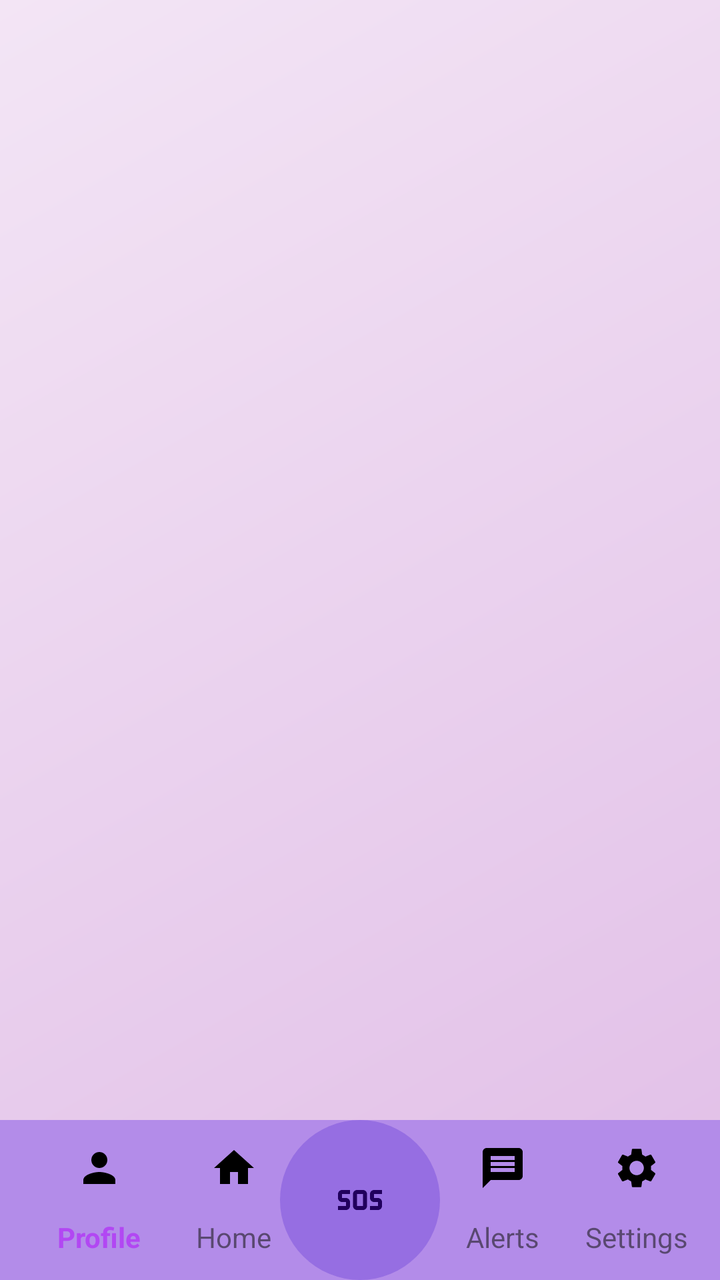
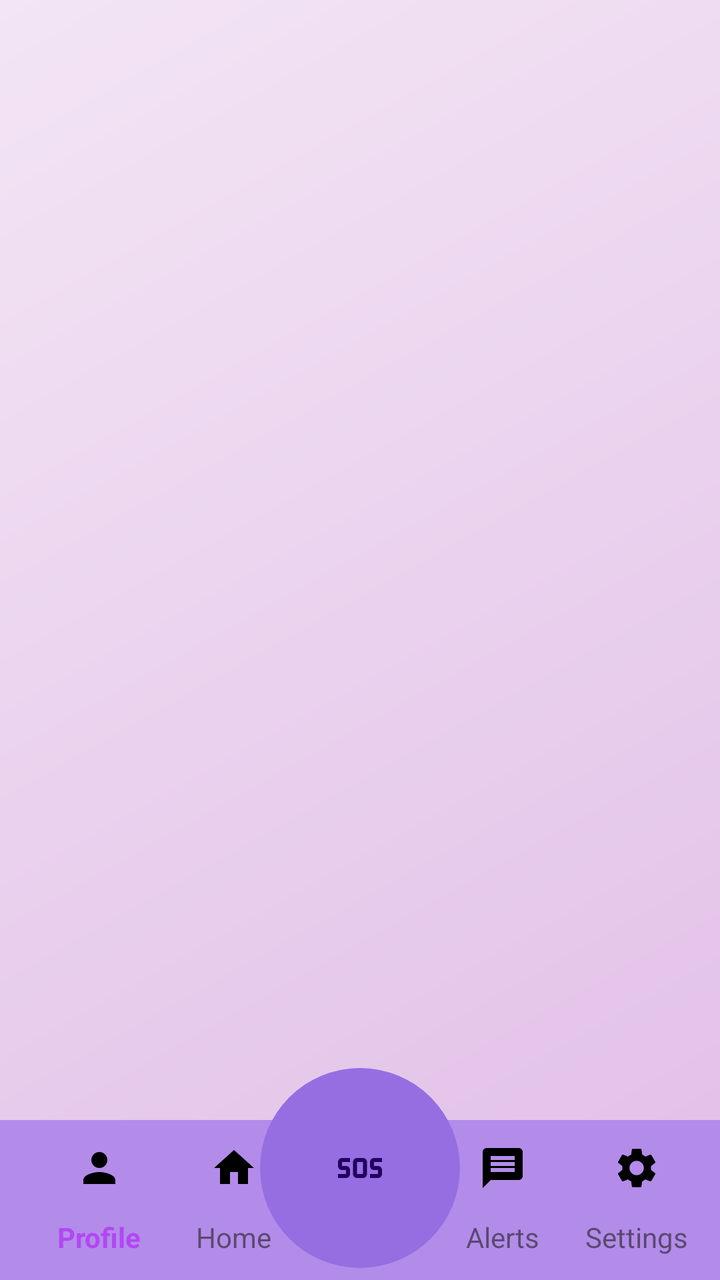

Screens rendered from an Android XML layout before and after an edit, with the pre-edit source and the edit as a unified diff.
<!-- AndroidManifest.xml: application theme Theme.SafeHer -->
<!-- res/layout/activity_dash_board.xml -->
<androidx.coordinatorlayout.widget.CoordinatorLayout
    xmlns:android="http://schemas.android.com/apk/res/android"
    xmlns:app="http://schemas.android.com/apk/res-auto"
    android:layout_width="match_parent"
    android:layout_height="match_parent"
    android:background="@drawable/gradient_background">

    
    <androidx.fragment.app.FragmentContainerView
        android:id="@+id/fragment_container"
        android:layout_width="match_parent"
        android:layout_height="match_parent"
        android:layout_marginBottom="?attr/actionBarSize" />

    
    <com.google.android.material.bottomappbar.BottomAppBar
        android:id="@+id/bottomAppBar"
        android:layout_width="match_parent"
        android:layout_height="wrap_content"
        android:layout_gravity="bottom"
        app:fabCradleMargin="10dp"
        app:backgroundTint="#B38CE9"
        app:fabCradleRoundedCornerRadius="50dp"
        app:fabAlignmentMode="center">

        <com.google.android.material.bottomnavigation.BottomNavigationView
            android:id="@+id/bottomNavigation"
            android:layout_width="match_parent"
            android:background="#B38CE9"
            app:labelVisibilityMode="labeled"
            app:itemHorizontalTranslationEnabled="false"
            android:layout_height="wrap_content"
            app:itemIconTint="@color/black"
            style="@style/CustomBottomNavigationView"
            app:menu="@menu/bottom_nav_menu" />
    </com.google.android.material.bottomappbar.BottomAppBar>

    
    <com.google.android.material.floatingactionbutton.FloatingActionButton
        android:id="@+id/sosButton"
        android:layout_width="wrap_content"
        android:layout_height="wrap_content"
        android:src="@drawable/baseline_sos_24"
        app:fabSize="normal"
        android:backgroundTint="#966EE2"
        app:fabCustomSize="80dp"

        app:shapeAppearanceOverlay="@style/ShapeAppearanceOverlay.RoundedFab"
        app:layout_anchor="@id/bottomAppBar"
        app:layout_anchorGravity="center|top"
       />

</androidx.coordinatorlayout.widget.CoordinatorLayout>
<!-- resources referenced by this layout -->
<resources>
  <color name="black">#000000</color>
  <!-- drawable baseline_sos_24 (drawable) -->
  <vector xmlns:android="http://schemas.android.com/apk/res/android" android:height="24dp" android:tint="#000000" android:viewportHeight="24" android:viewportWidth="24" android:width="24dp">
        
      <path android:fillColor="@android:color/white" android:pathData="M13.5,7h-3c-1.1,0 -2,0.9 -2,2v6c0,1.1 0.9,2 2,2h3c1.1,0 2,-0.9 2,-2V9C15.5,7.9 14.6,7 13.5,7zM13.5,15h-3V9h3V15zM1,15h4v-2H3c-1.1,0 -2,-0.9 -2,-2V9c0,-1.1 0.9,-2 2,-2h4v2H3v2h2c1.1,0 2,0.9 2,2v2c0,1.1 -0.9,2 -2,2H1V15zM17,15h4v-2h-2c-1.1,0 -2,-0.9 -2,-2V9c0,-1.1 0.9,-2 2,-2h4v2h-4v2h2c1.1,0 2,0.9 2,2v2c0,1.1 -0.9,2 -2,2h-4V15z"/>
      
  </vector>
  <!-- drawable gradient_background (drawable) -->
  <?xml version="1.0" encoding="utf-8"?>
  <shape xmlns:android="http://schemas.android.com/apk/res/android">
      <gradient
          android:angle="135"
          android:endColor="#F3E5F5"
          android:startColor="#E1BEE7"
          android:type="linear" />
  </shape>
  <style name="CustomBottomNavigationView" parent="Widget.MaterialComponents.BottomNavigationView">
      
      <item name="itemPaddingTop">0dp</item>
      <item name="itemPaddingBottom">0dp</item>
      <item name="itemBackground">@null</item> 
      <item name="itemTextAppearanceActive">@style/CustomTextAppearanceActive</item>
      <item name="itemTextAppearanceInactive">@style/CustomTextAppearanceInactive</item>
  </style>
  <style name="ShapeAppearanceOverlay.RoundedFab" parent="">
      <item name="cornerFamily">rounded</item>
      <item name="cornerSize">50%</item>
  </style>
  <style name="Theme.SafeHer" parent="Base.Theme.SafeHer" />
  <style name="CustomTextAppearanceActive" parent="TextAppearance.AppCompat">
      <item name="android:textSize">14sp</item>
      <item name="android:textColor">@color/white</item> 
      <item name="iconTint">@color/white</item>
  </style>
  <style name="CustomTextAppearanceInactive" parent="TextAppearance.AppCompat">
      <item name="android:textSize">14sp</item>
      <item name="android:textColor">@color/black</item> 
      <item name="iconTint">@color/black</item>
  </style>
  <style name="Base.Theme.SafeHer" parent="Theme.Material3.DayNight.NoActionBar">
          
          
          <item name="colorPrimary">@color/purple</item>
          <item name="colorPrimaryVariant">@color/purple</item>
          <item name="colorOnPrimary">@color/white</item>
      </style>
  <color name="white">#FFFFFF</color>
  <color name="purple">#B247F3</color>
</resources>

<!-- the commit's change to res/layout/activity_dash_board.xml (unified diff, before → after) -->
@@ -43,8 +43,8 @@
         android:src="@drawable/baseline_sos_24"
         app:fabSize="normal"
         android:backgroundTint="#966EE2"
-        app:fabCustomSize="80dp"
-
+        app:fabCustomSize="100dp"
+        android:layout_marginBottom="16dp"
         app:shapeAppearanceOverlay="@style/ShapeAppearanceOverlay.RoundedFab"
         app:layout_anchor="@id/bottomAppBar"
         app:layout_anchorGravity="center|top"
